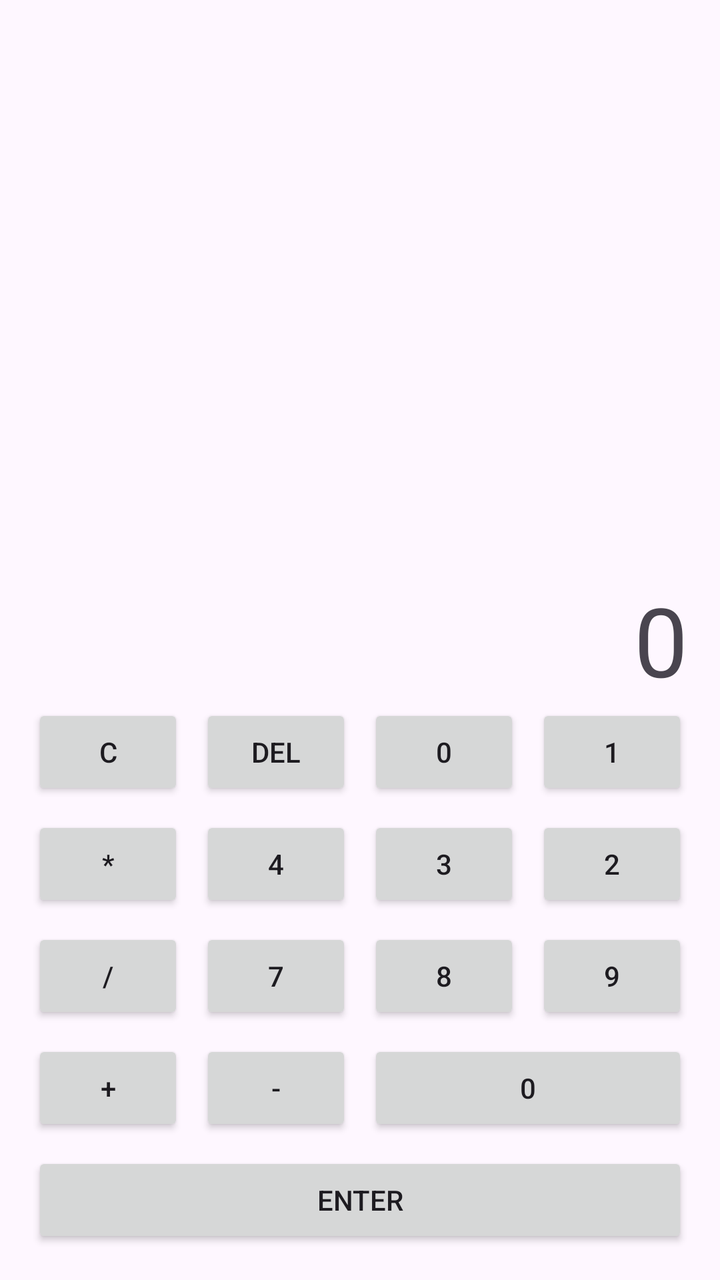
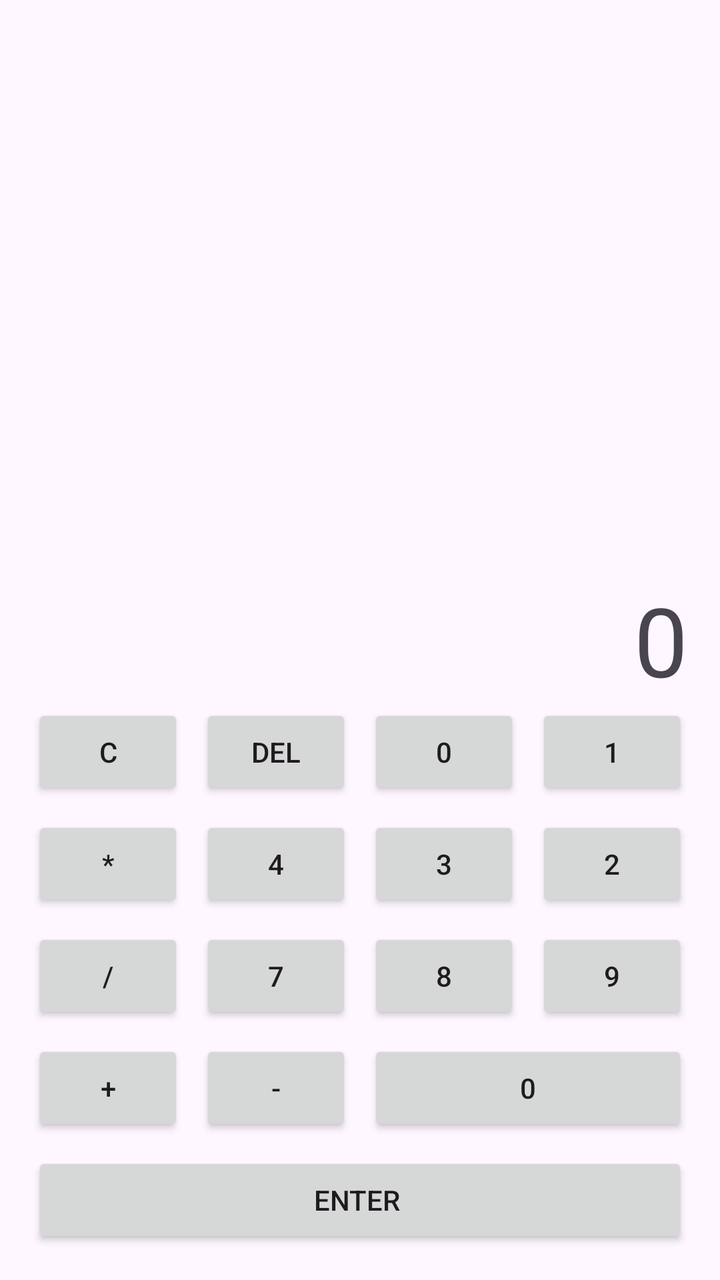

Screens rendered from an Android XML layout before and after an edit, with the pre-edit source and the edit as a unified diff.
<!-- AndroidManifest.xml: application theme Theme.Calculator -->
<!-- res/layout/activity_main.xml -->
<LinearLayout xmlns:android="http://schemas.android.com/apk/res/android"
    android:layout_width="match_parent"
    android:layout_height="match_parent"
    xmlns:app="http://schemas.android.com/apk/res-auto"
    android:orientation="vertical"
    android:padding="16dp">

    

    

    <TextView
        android:id="@+id/tvResult"
        android:layout_width="match_parent"
        android:layout_height="360dp"
        android:layout_weight="1"
        android:gravity="bottom|end"
        android:text="0"
        android:textSize="48sp" />

    <GridLayout
        android:layout_width="match_parent"
        android:layout_height="wrap_content"
        android:columnCount="4"
        android:rowCount="5">

        
        
        <Button
            android:text="C"
            android:layout_width="0dp"
            android:layout_height="wrap_content"
            android:layout_columnWeight="1"
            android:layout_marginEnd="8dp"
            android:layout_marginBottom="8dp"
            android:insetTop="0dp"
            android:insetBottom="0dp"
            app:cornerRadius="2dp" />
        <Button
            android:text="DEL"
            android:layout_width="0dp"
            android:layout_height="wrap_content"
            android:layout_columnWeight="1"
            android:layout_marginEnd="8dp"
            android:layout_marginBottom="8dp"
            android:insetTop="0dp"
            android:insetBottom="0dp"
            app:cornerRadius="2dp" />
        <Button
            android:text="0"
            android:layout_width="0dp"
            android:layout_height="wrap_content"
            android:layout_columnWeight="1"
            android:layout_marginEnd="8dp"
            android:layout_marginBottom="8dp"
            android:insetTop="0dp"
            android:insetBottom="0dp"
            app:cornerRadius="2dp" />
        <Button
            android:text="1"
            android:layout_width="0dp"
            android:layout_height="wrap_content"
            android:layout_columnWeight="1"
            android:layout_marginBottom="8dp"
            android:insetTop="0dp"
            android:insetBottom="0dp"
            app:cornerRadius="2dp" />

        
        <Button
            android:text="*"
            android:layout_width="0dp"
            android:layout_height="wrap_content"
            android:layout_columnWeight="1"
            android:layout_marginEnd="8dp"
            android:layout_marginBottom="8dp"
            android:insetTop="0dp"
            android:insetBottom="0dp"
            app:cornerRadius="2dp" />
        <Button
            android:text="4"
            android:layout_width="0dp"
            android:layout_height="wrap_content"
            android:layout_columnWeight="1"
            android:layout_marginEnd="8dp"
            android:layout_marginBottom="8dp"
            android:insetTop="0dp"
            android:insetBottom="0dp"
            app:cornerRadius="2dp" />
        <Button
            android:text="3"
            android:layout_width="0dp"
            android:layout_height="wrap_content"
            android:layout_columnWeight="1"
            android:layout_marginEnd="8dp"
            android:layout_marginBottom="8dp"
            android:insetTop="0dp"
            android:insetBottom="0dp"
            app:cornerRadius="2dp" />
        <Button
            android:text="2"
            android:layout_width="0dp"
            android:layout_height="wrap_content"
            android:layout_columnWeight="1"
            android:layout_marginBottom="8dp"
            android:insetTop="0dp"
            android:insetBottom="0dp"
            app:cornerRadius="2dp" />

        
        <Button
            android:text="/"
            android:layout_width="0dp"
            android:layout_height="wrap_content"
            android:layout_columnWeight="1"
            android:layout_marginEnd="8dp"
            android:layout_marginBottom="8dp"
            android:insetTop="0dp"
            android:insetBottom="0dp"
            app:cornerRadius="2dp" />
        <Button
            android:text="7"
            android:layout_width="0dp"
            android:layout_height="wrap_content"
            android:layout_columnWeight="1"
            android:layout_marginEnd="8dp"
            android:layout_marginBottom="8dp"
            android:insetTop="0dp"
            android:insetBottom="0dp"
            app:cornerRadius="2dp" />
        <Button
            android:text="8"
            android:layout_width="0dp"
            android:layout_height="wrap_content"
            android:layout_columnWeight="1"
            android:layout_marginEnd="8dp"
            android:layout_marginBottom="8dp"
            android:insetTop="0dp"
            android:insetBottom="0dp"
            app:cornerRadius="2dp" />
        <Button
            android:text="9"
            android:layout_width="0dp"
            android:layout_height="wrap_content"
            android:layout_columnWeight="1"
            android:layout_marginBottom="8dp"
            android:insetTop="0dp"
            android:insetBottom="0dp"
            app:cornerRadius="2dp" />

        
        <Button
            android:text="+"
            android:layout_width="0dp"
            android:layout_height="wrap_content"
            android:layout_columnWeight="1"
            android:layout_marginEnd="8dp"
            android:insetTop="0dp"
            android:insetBottom="0dp"
            app:cornerRadius="2dp" />
        <Button
            android:text="-"
            android:layout_width="0dp"
            android:layout_height="wrap_content"
            android:layout_columnWeight="1"
            android:layout_marginEnd="8dp"
            android:insetTop="0dp"
            android:insetBottom="0dp"
            app:cornerRadius="2dp" />
        <Button
            android:text="0"
            android:layout_width="0dp"
            android:layout_height="wrap_content"
            android:layout_columnSpan="2"
            android:layout_columnWeight="2"
            android:layout_gravity="fill_horizontal"
            android:insetTop="0dp"
            android:insetBottom="0dp"
            app:cornerRadius="2dp" />





        
        
        <Button
            android:text="enter"
            android:layout_width="0dp"
            android:layout_height="wrap_content"
            android:layout_columnSpan="4"
            android:layout_columnWeight="4"
            android:layout_gravity="fill_horizontal"
            android:layout_marginTop="8dp"
            android:insetTop="0dp"
            android:insetBottom="0dp"
            app:cornerRadius="2dp" />


        

    </GridLayout>

</LinearLayout>
<!-- resources referenced by this layout -->
<resources>
  <style name="Theme.Calculator" parent="Base.Theme.Calculator" />
  <style name="Base.Theme.Calculator" parent="Theme.Material3.DayNight.NoActionBar">
          
          
      </style>
</resources>

<!-- the commit's change to res/layout/activity_main.xml (unified diff, before → after) -->
@@ -185,7 +185,7 @@
         
         
         <Button
-            android:text="enter"
+            android:text="enter "
             android:layout_width="0dp"
             android:layout_height="wrap_content"
             android:layout_columnSpan="4"
